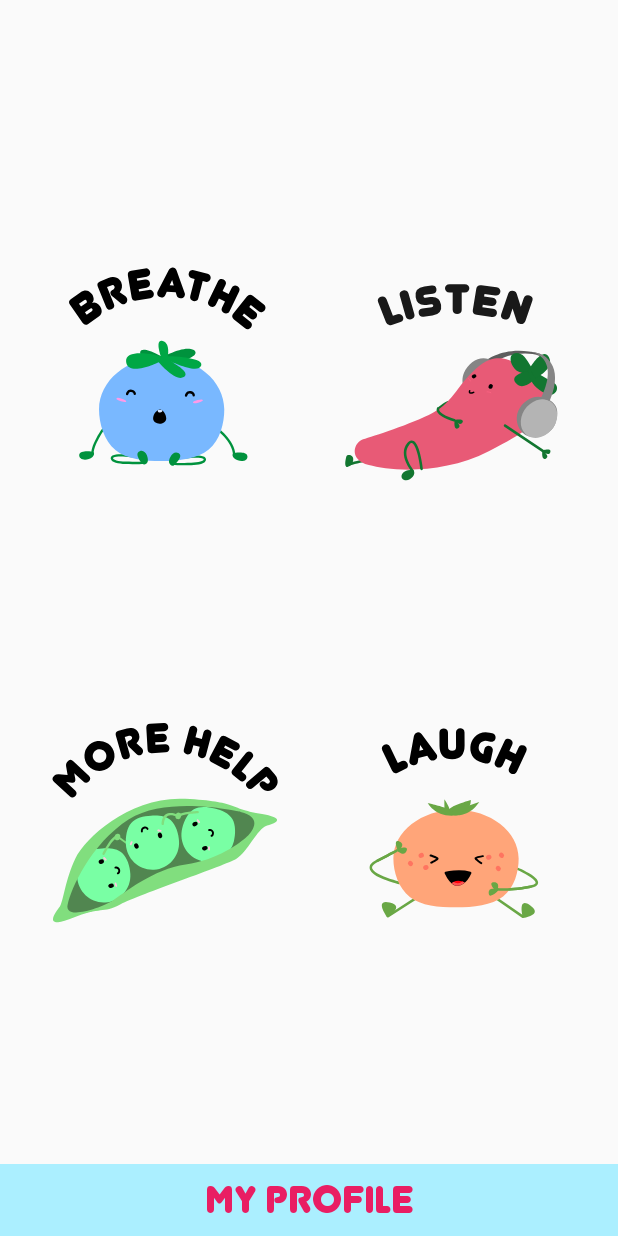
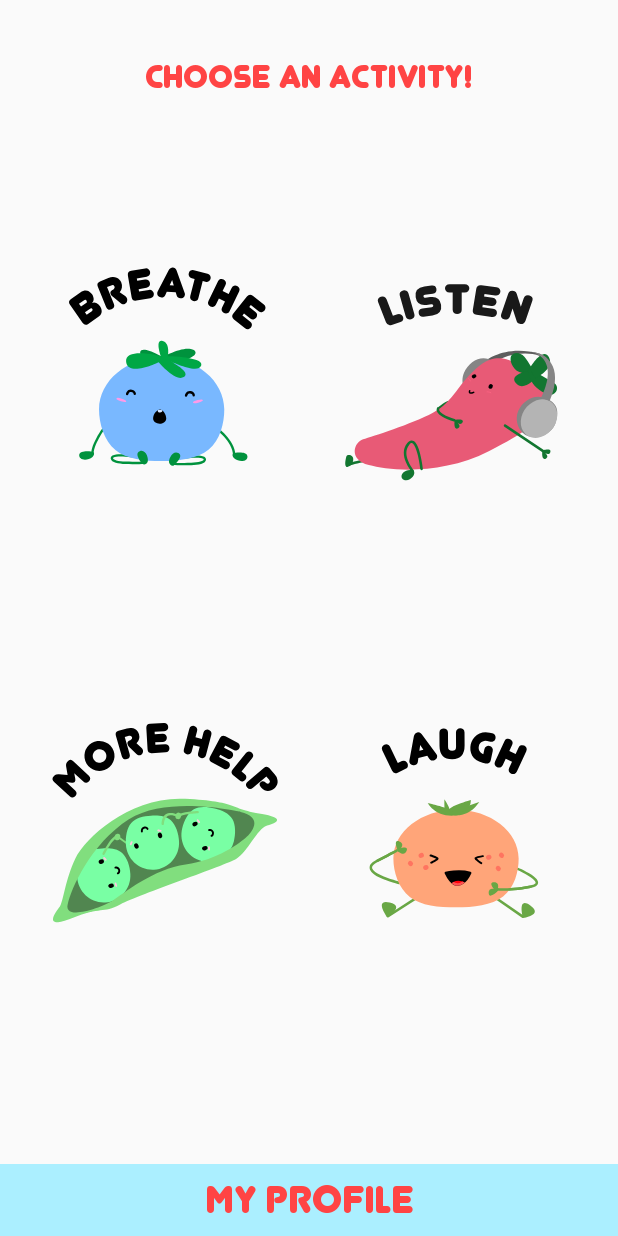
Before and after one commit to ckilzi/cmdf-2020-chillMe, an Android app: the screen it shows after launch (MainActivity), on a phone screen of 412 x 824 dp. Run offline under Robolectric (Android 15) with nearby library versions, the phone set to English and light mode, and no system bars; our stand-ins replace Volley, navigation-ui; Roboto replaces fonts that are not available here.

Commit message:
better sizing

```diff
--- a/app/src/main/res/layout/fragment_home.xml
+++ b/app/src/main/res/layout/fragment_home.xml
@@ -141,7 +141,7 @@
         android:fontFamily="@font/junegull"
         android:shadowColor="#00FF4444"
         android:text="@string/profileButton"
-        android:textColor="#E91E63"
+        android:textColor="@android:color/holo_red_light"
         android:textSize="30sp"
         app:layout_constraintBottom_toBottomOf="parent"
         app:layout_constraintEnd_toEndOf="parent"
@@ -150,4 +150,17 @@
         app:layout_constraintTop_toBottomOf="@+id/mainMenu"
         app:layout_constraintVertical_bias="1.0" />
 
+    <TextView
+        android:id="@+id/display"
+        android:layout_width="wrap_content"
+        android:layout_height="wrap_content"
+        android:fontFamily="@font/junegull"
+        android:text="@string/chooseActivity"
+        android:textColor="@android:color/holo_red_light"
+        android:textSize="25sp"
+        app:layout_constraintBottom_toTopOf="@+id/mainMenu"
+        app:layout_constraintEnd_toEndOf="parent"
+        app:layout_constraintStart_toStartOf="parent"
+        app:layout_constraintTop_toTopOf="parent" />
+
 </androidx.constraintlayout.widget.ConstraintLayout>
--- a/app/src/main/res/mipmap-anydpi-v26/ic_launcher.xml
+++ b/app/src/main/res/mipmap-anydpi-v26/ic_launcher.xml
@@ -1,5 +1,5 @@
 <?xml version="1.0" encoding="utf-8"?>
 <adaptive-icon xmlns:android="http://schemas.android.com/apk/res/android">
-
-    <foreground android:drawable="@drawable/ic_launcher_foreground" />
+    <background android:drawable="@color/ic_launcher_background"/>
+    <foreground android:drawable="@drawable/ic_launcher_foreground"/>
 </adaptive-icon>
--- a/app/src/main/res/mipmap-anydpi-v26/ic_launcher_round.xml
+++ b/app/src/main/res/mipmap-anydpi-v26/ic_launcher_round.xml
@@ -1,5 +1,5 @@
 <?xml version="1.0" encoding="utf-8"?>
 <adaptive-icon xmlns:android="http://schemas.android.com/apk/res/android">
-
-    <foreground android:drawable="@drawable/ic_launcher_foreground" />
+    <background android:drawable="@color/ic_launcher_background"/>
+    <foreground android:drawable="@drawable/ic_launcher_foreground"/>
 </adaptive-icon>
--- /dev/null
+++ b/app/src/main/res/values/ic_launcher_background.xml
@@ -0,0 +1,4 @@
+<?xml version="1.0" encoding="utf-8"?>
+<resources>
+    <color name="ic_launcher_background">#B3DCDC</color>
+</resources>
--- a/app/src/main/res/values/strings.xml
+++ b/app/src/main/res/values/strings.xml
@@ -66,6 +66,7 @@
     <string name="waterLink">https://www.youtube.com/watch?v=q88TFQ9PrP0</string>
     <string name="waterDes">A professor uses an analogy about water bottles to explain how stress can impact us, and why it is so damaging in the long term</string>
     <string name="selfHelpDes">A video offering advice and perspective on surviving hard times and getting out of a rut </string>
+    <string name="chooseActivity">choose an activity!</string>
     <string-array name="b1_arr">
         <item>begin this exercise by sitting upright</item>
         <item>the nature of this exercise is equal breathing</item>
```
Also changed, not shown: app/src/main/res/drawable/ic_launcher_foreground.xml (+7 -4 lines), app/src/main/ic_launcher-playstore.png (added), app/src/main/res/mipmap-hdpi/ic_launcher.png, app/src/main/res/mipmap-hdpi/ic_launcher_round.png, app/src/main/res/mipmap-mdpi/ic_launcher.png, app/src/main/res/mipmap-mdpi/ic_launcher_round.png, app/src/main/res/mipmap-xhdpi/ic_launcher.png, app/src/main/res/mipmap-xhdpi/ic_launcher_round.png, app/src/main/res/mipmap-xxhdpi/ic_launcher.png, app/src/main/res/mipmap-xxhdpi/ic_launcher_round.png, app/src/main/res/mipmap-xxxhdpi/ic_launcher.png, app/src/main/res/mipmap-xxxhdpi/ic_launcher_round.png.
